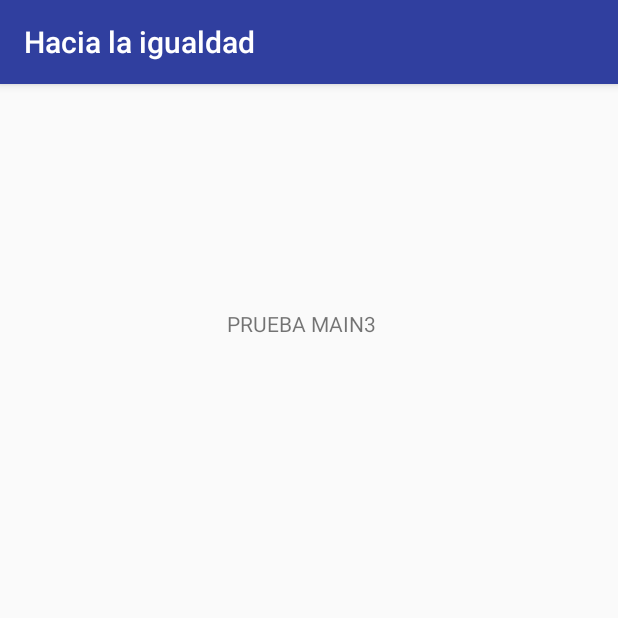
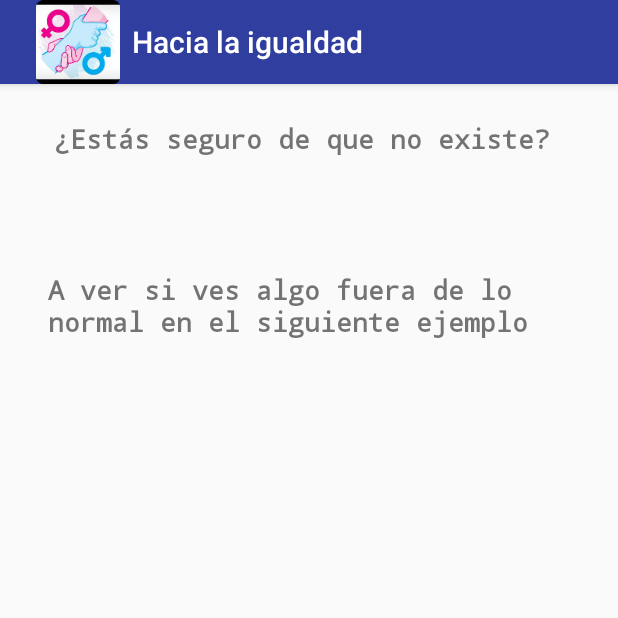
Before and after one commit to rootmsi/android-pruebas, an Android app: the activity_3 screen opened directly, with no data from a screen before it, on a phone screen of 412 x 824 dp, the top half of it. Run offline under Robolectric (Android 15) with nearby library versions, the phone set to English and light mode, and no system bars.

Commit message:
Commit Paloma 16:10

```diff
--- a/app/src/main/java/com/example/git/activity_3.java
+++ b/app/src/main/java/com/example/git/activity_3.java
@@ -10,5 +10,8 @@ public class activity_3 extends AppCompatActivity {
     protected void onCreate(Bundle savedInstanceState) {
         super.onCreate(savedInstanceState);
         setContentView(R.layout.activity_3);
+
+        getSupportActionBar().setDisplayShowHomeEnabled(true);
+        getSupportActionBar().setIcon(R.mipmap.ic_launcher);
     }
 }
--- a/app/src/main/res/layout/activity_3.xml
+++ b/app/src/main/res/layout/activity_3.xml
@@ -12,11 +12,32 @@
         android:layout_height="wrap_content"
         android:layout_marginStart="171dp"
         android:layout_marginLeft="171dp"
-        android:layout_marginTop="150dp"
+        android:layout_marginTop="24dp"
         android:layout_marginEnd="181dp"
         android:layout_marginRight="181dp"
-        android:text="PRUEBA MAIN3"
+        android:text="@string/A3_titulo"
+        android:textSize="18sp"
+        android:textStyle="bold"
+        app:fontFamily="monospace"
         app:layout_constraintEnd_toEndOf="parent"
         app:layout_constraintStart_toStartOf="parent"
         app:layout_constraintTop_toTopOf="parent" />
+
+    <TextView
+        android:id="@+id/textView7"
+        android:layout_width="0dp"
+        android:layout_height="wrap_content"
+        android:layout_marginStart="32dp"
+        android:layout_marginLeft="32dp"
+        android:layout_marginTop="76dp"
+        android:layout_marginEnd="32dp"
+        android:layout_marginRight="32dp"
+        android:text="@string/A3_subtitulo"
+        android:textSize="18sp"
+        android:textStyle="bold"
+        app:fontFamily="monospace"
+        app:layout_constraintEnd_toEndOf="parent"
+        app:layout_constraintHorizontal_bias="1.0"
+        app:layout_constraintStart_toStartOf="parent"
+        app:layout_constraintTop_toBottomOf="@+id/textView4" />
 </androidx.constraintlayout.widget.ConstraintLayout>
```
